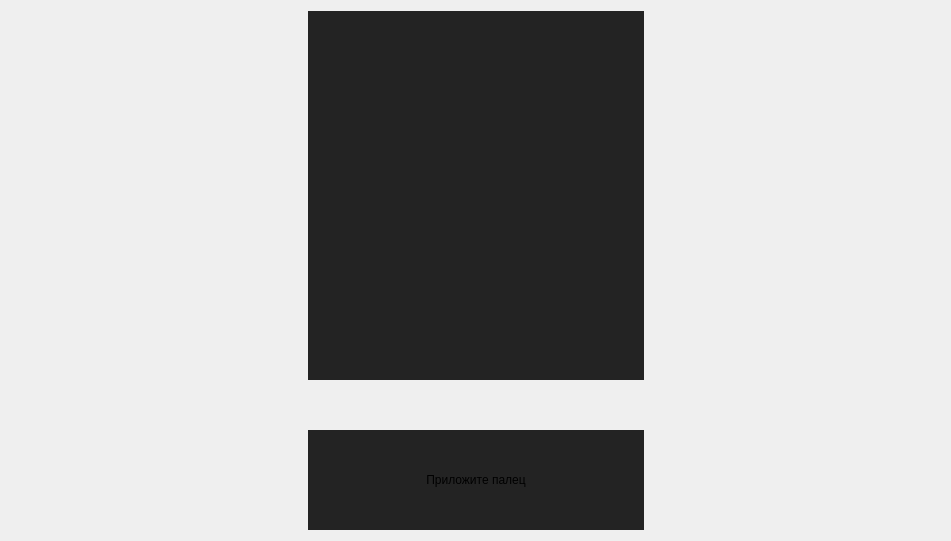
This is designer_ui/sign_in_by_biometric_frame.ui in Churkabesina/CompClubAppPlanshet as Qt 5 draws it before an edit. The edited form follows.
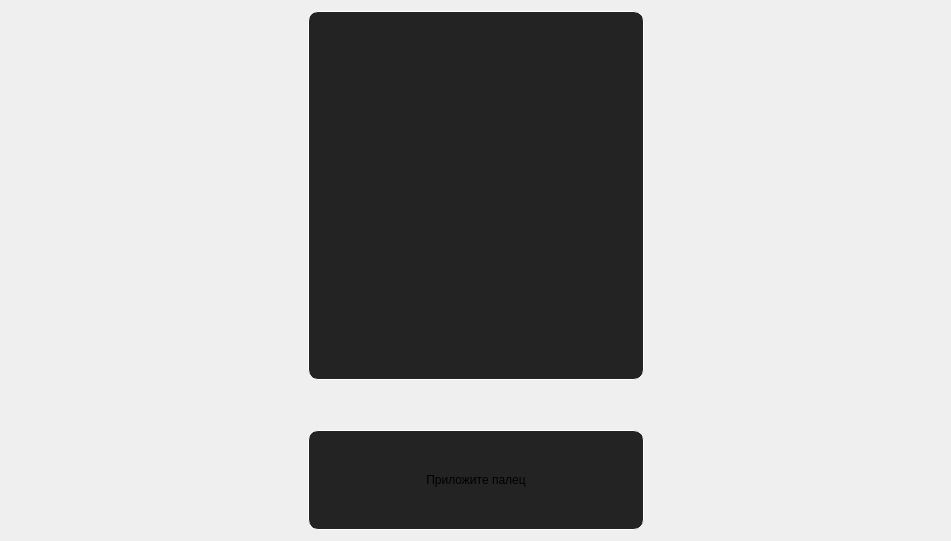
This is the edited form.

Patch:
```diff
--- a/designer_ui/sign_in_by_biometric_frame.ui
+++ b/designer_ui/sign_in_by_biometric_frame.ui
@@ -48,7 +48,8 @@
        </property>
        <property name="styleSheet">
         <string notr="true">background-color: rgb(35, 35, 35);
-border: 0px;</string>
+border: 1px solid rgb(255, 255, 255);
+border-radius: 10px;</string>
        </property>
        <property name="text">
         <string/>
@@ -70,7 +71,9 @@
         </size>
        </property>
        <property name="styleSheet">
-        <string notr="true"> background-color: rgb(35, 35, 35);</string>
+        <string notr="true"> background-color: rgb(35, 35, 35);
+border-radius: 10px;
+border: 1px solid rgb(255, 255, 255);</string>
        </property>
        <property name="text">
         <string>Приложите палец</string>
```
